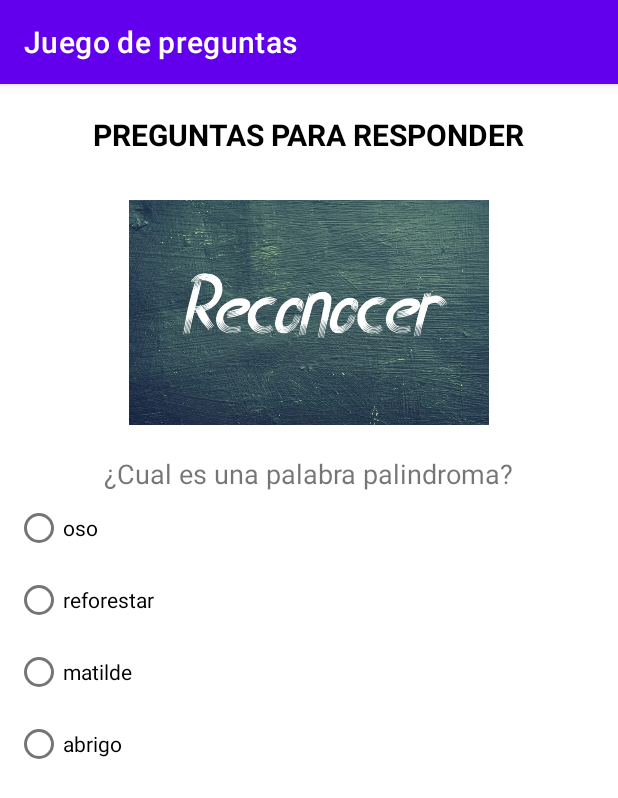
After one commit to felipe3-A/JuegodePreguntas, an Android app: the MainActivity2 screen opened directly, with no data from a screen before it, on a phone screen of 412 x 824 dp. The commit adds this screen. Shown: the top 798 px of the screen. Run offline under Robolectric (Android 15) with nearby library versions, the phone set to English and light mode, and no system bars.

Commit message:
Vista de la pregunt2

```diff
--- a/app/src/main/AndroidManifest.xml
+++ b/app/src/main/AndroidManifest.xml
@@ -12,6 +12,9 @@
         android:theme="@style/Theme.JuegoDePreguntas"
         tools:targetApi="31">
         <activity
+            android:name=".MainActivity2"
+            android:exported="false" />
+        <activity
             android:name=".MainActivity"
             android:exported="true">
             <intent-filter>
--- a/app/src/main/java/com/felipe/juegodepreguntas/MainActivity.java
+++ b/app/src/main/java/com/felipe/juegodepreguntas/MainActivity.java
@@ -2,9 +2,11 @@ package com.felipe.juegodepreguntas;
 
 import androidx.appcompat.app.AppCompatActivity;
 
+import android.content.Intent;
 import android.os.Bundle;
 import android.widget.RadioButton;
 import android.widget.RadioGroup;
+import android.widget.Toast;
 
 public class MainActivity extends AppCompatActivity {
 
@@ -30,5 +32,30 @@ public class MainActivity extends AppCompatActivity {
         pre1_res2=findViewById(R.id.res2);
         pre1_res3=findViewById(R.id.res3);
         pre1_res4=findViewById(R.id.res4);
+
+        //Activar evento
+
+        grupo1pregunta1.setOnCheckedChangeListener(new RadioGroup.OnCheckedChangeListener() {
+            @Override
+            public void onCheckedChanged(RadioGroup radioGroup, int i) {
+                switch (i){
+                    //El toates un tipo de alert para movil en este caso avisa si la casilla marcada es coorecta o no
+                    case R.id.res1:
+                        Toast.makeText(MainActivity.this, "Incorrecto", Toast.LENGTH_SHORT).show();
+                    case R.id.res2:
+                        Toast.makeText(MainActivity.this, "¡Correcto!", Toast.LENGTH_SHORT).show();
+                        //Si seleciona esta respuesta lo dirige la siguiente Vista
+                        Intent intent = new Intent(MainActivity.this,MainActivity2.class);
+                        startActivity(intent);
+
+                    case R.id.res3:
+                        Toast.makeText(MainActivity.this, "Incorrecto", Toast.LENGTH_SHORT).show();
+                    case R.id.res4:
+                        Toast.makeText(MainActivity.this, "Incorrecto", Toast.LENGTH_SHORT).show();
+                        break;
+                }
+
+            }
+        });
     }
 }
--- /dev/null
+++ b/app/src/main/java/com/felipe/juegodepreguntas/MainActivity2.java
@@ -0,0 +1,56 @@
+package com.felipe.juegodepreguntas;
+
+import androidx.appcompat.app.AppCompatActivity;
+
+import android.os.Bundle;
+import android.widget.RadioButton;
+import android.widget.RadioGroup;
+import android.widget.Toast;
+
+public class MainActivity2 extends AppCompatActivity {
+   //Referenciar vista2
+    RadioGroup grupo2;
+    RadioButton op1;
+    RadioButton op2;
+    RadioButton op3;
+    RadioButton op4;
+
+    @Override
+    protected void onCreate(Bundle savedInstanceState) {
+        super.onCreate(savedInstanceState);
+        setContentView(R.layout.activity_main2);
+        //Metodo
+        referenciar();
+    }
+
+    private void referenciar() {
+        grupo2=findViewById(R.id.grupopregunta2);
+        op1=findViewById(R.id.res12);
+        op2=findViewById(R.id.res22);
+        op3=findViewById(R.id.res32);
+        op4=findViewById(R.id.res42);
+
+        //Activar Evento
+
+        grupo2.setOnCheckedChangeListener(new RadioGroup.OnCheckedChangeListener() {
+            @Override
+            public void onCheckedChanged(RadioGroup radioGroup, int k) {
+                switch (k){
+                    case R.id.res12:
+                        Toast.makeText(MainActivity2.this, "Correcto x2", Toast.LENGTH_SHORT).show();
+
+                    case R.id.res22:
+                        Toast.makeText(MainActivity2.this, "InCorrecto", Toast.LENGTH_SHORT).show();
+
+                    case R.id.res32:
+                        Toast.makeText(MainActivity2.this, "InCorrecto", Toast.LENGTH_SHORT).show();
+
+                    case R.id.res42:
+                        Toast.makeText(MainActivity2.this, "InCorrecto", Toast.LENGTH_SHORT).show();
+
+                        break;
+                }
+            }
+        });
+    }
+}
--- /dev/null
+++ b/app/src/main/res/layout/activity_main2.xml
@@ -0,0 +1,70 @@
+<?xml version="1.0" encoding="utf-8"?>
+<LinearLayout xmlns:android="http://schemas.android.com/apk/res/android"
+    xmlns:app="http://schemas.android.com/apk/res-auto"
+    xmlns:tools="http://schemas.android.com/tools"
+    android:layout_width="match_parent"
+    android:layout_height="match_parent"
+    android:orientation="vertical"
+    tools:context=".MainActivity2">
+    <TextView
+        android:layout_width="wrap_content"
+        android:layout_height="wrap_content"
+        android:text="@string/app_questions"
+        android:layout_gravity="center"
+        android:textSize="20sp"
+        android:layout_marginTop="20dp"
+        android:textStyle="bold"
+        android:textColor="@color/black"/>
+    <ImageView
+        android:layout_width="250dp"
+        android:layout_height="150dp"
+        android:layout_gravity="center"
+        android:layout_marginTop="30dp"
+        android:src="@drawable/img_1"/>
+    <TextView
+        android:layout_width="wrap_content"
+        android:layout_height="wrap_content"
+        android:text="@string/app_questions2"
+        android:layout_gravity="center"
+        android:layout_marginTop="20dp"
+        android:textSize="18sp"/>
+
+
+    <RadioGroup
+        android:id="@+id/grupopregunta2"
+        android:layout_width="289dp"
+        android:layout_height="wrap_content"
+        android:orientation="vertical">
+
+        <RadioButton
+            android:id="@+id/res12"
+            android:layout_width="wrap_content"
+            android:layout_height="wrap_content"
+            android:layout_marginStart="10dp"
+            android:text="@string/oso" />
+
+        <RadioButton
+            android:id="@+id/res22"
+            android:layout_width="wrap_content"
+            android:layout_height="wrap_content"
+            android:layout_marginStart="10dp"
+            android:text="@string/reforestar" />
+
+        <RadioButton
+            android:id="@+id/res32"
+            android:layout_width="wrap_content"
+            android:layout_height="wrap_content"
+            android:layout_marginStart="10dp"
+            android:text="@string/matilde" />
+
+        <RadioButton
+            android:id="@+id/res42"
+            android:layout_width="wrap_content"
+            android:layout_height="wrap_content"
+            android:layout_marginStart="10dp"
+            android:text="@string/abrigo" />
+    </RadioGroup>
+
+
+
+</LinearLayout>
--- a/app/src/main/res/values/strings.xml
+++ b/app/src/main/res/values/strings.xml
@@ -16,5 +16,9 @@
     <string name="marzo">Marzo</string>
     <string name="abril">Abril</string>
     <string name="febrero">Febrero</string>
+    <string name="oso">oso</string>
+    <string name="reforestar">reforestar</string>
+    <string name="matilde">matilde</string>
+    <string name="abrigo">abrigo</string>
 
 </resources>
```
Also changed, not shown: app/src/main/res/drawable/img_1.png (added).
